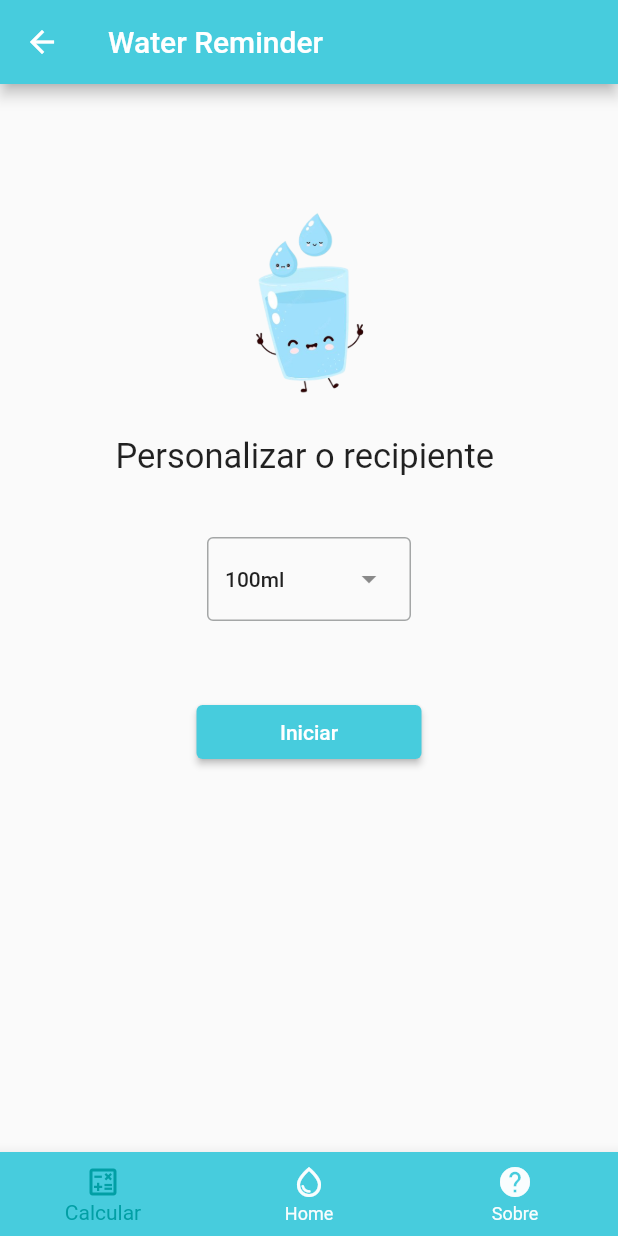
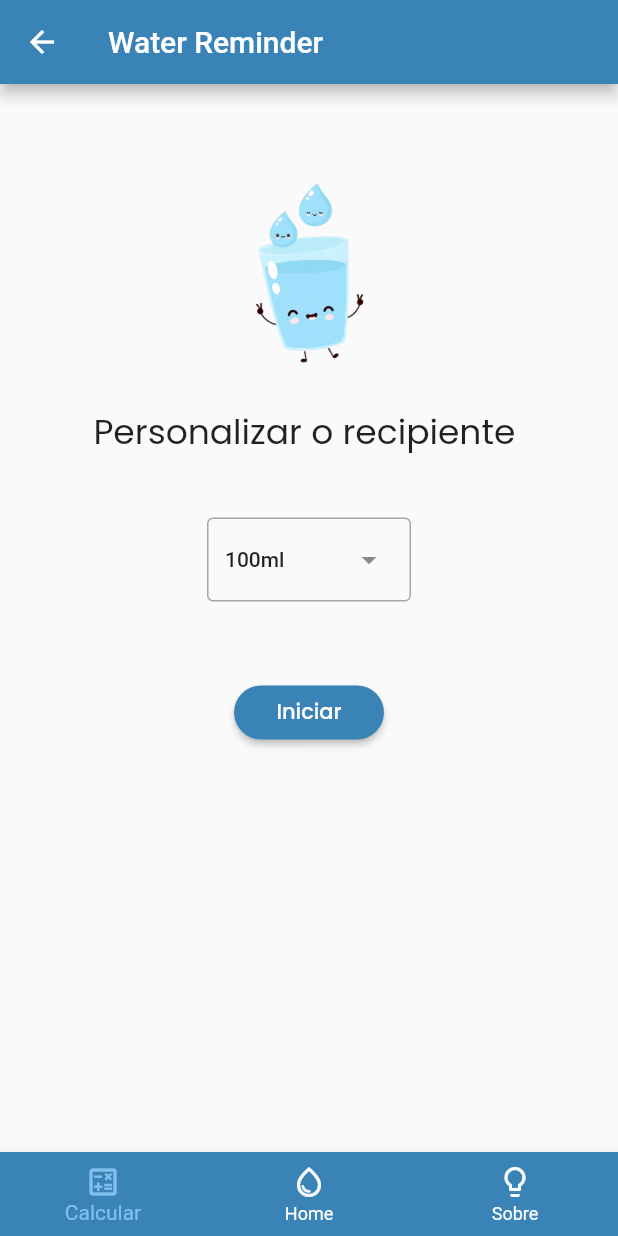
Before and after one commit to Samara-g/Water-Reminder, a Flutter app: the MyHomePage screen opened directly, after a tap on "Entrar", after a tap on "Usar este alvo", on a phone screen of 412 x 824 dp. Run offline on Flutter 3.47's test engine with Material 2 defaults, Android fonts, the phone set to English and light mode, and no system bars; our stand-ins replace google_fonts.

Commit message:
Linkando variáveis

```diff
--- a/lib/calculadora.dart
+++ b/lib/calculadora.dart
@@ -1,5 +1,7 @@
 import 'package:flutter/material.dart';
+import 'package:flutter_application_1/data.dart';
 import 'package:flutter_application_1/menu.dart';
+import 'package:google_fonts/google_fonts.dart';
 
 class Calc extends StatefulWidget {
   const Calc({Key? key}) : super(key: key);
@@ -8,15 +10,14 @@ class Calc extends StatefulWidget {
 }
 
 class _CalcState extends State<Calc> {
-  double _calculo = 0.0;
-  double peso = 0.0;
-  double ml = 35.0;
+  int peso = 0;
+  int ml = 35;
 
   get pesoController => null;
 
-  void _calcAgua(double peso, double ml) {
+  void _calcAgua(int peso, int ml) {
     setState(() {
-      _calculo = peso * ml;
+      calculo = peso * ml;
     });
   }
 
@@ -25,7 +26,7 @@ class _CalcState extends State<Calc> {
     var size;
     return Scaffold(
       appBar: AppBar(
-        backgroundColor: Color.fromRGBO(71, 204, 221, 1),
+        backgroundColor: Color.fromRGBO(58, 131, 183, 1),
         title: Text('Water Reminder'),
       ),
       body: SingleChildScrollView(
@@ -33,7 +34,7 @@ class _CalcState extends State<Calc> {
           mainAxisAlignment: MainAxisAlignment.center,
           children: <Widget>[
             Container(
-              margin: const EdgeInsets.only(top: 70),
+              margin: const EdgeInsets.only(top: 20),
               child: Image(
                 image: AssetImage('assets/cup.png'),
                 height: 150,
@@ -42,9 +43,9 @@ class _CalcState extends State<Calc> {
             Center(
               child: Container(
                 margin: const EdgeInsets.only(top: 10),
-                child: const Text(
+                child: Text(
                   'Descubra seu alvo ',
-                  style: TextStyle(
+                  style: GoogleFonts.poppins(
                     fontSize: 23,
                     fontWeight: FontWeight.w400,
                   ),
@@ -56,57 +57,76 @@ class _CalcState extends State<Calc> {
               width: 300,
               child: new TextField(
                 onChanged: (text) {
-                  peso = double.parse(text);
+                  peso = int.parse(text);
                 },
                 decoration: InputDecoration(
                   hintText: 'Insira seu peso',
+                  hintStyle: GoogleFonts.poppins(),
                   contentPadding: EdgeInsets.all(9.0),
                 ),
               ),
             ),
             Container(
               margin: const EdgeInsets.only(top: 50),
-              child: const Text(
+              child: Text(
                 'Você deve ingerir: ',
-                style: TextStyle(
+                style: GoogleFonts.poppins(
                   fontSize: 15,
                   fontWeight: FontWeight.w400,
                 ),
               ),
             ),
-            Text(
-              '$_calculo',
-              style: Theme.of(context).textTheme.headlineMedium,
+            Container(
+              margin: const EdgeInsets.only(top: 10, bottom: 10),
+              child: Text(
+                '$calculo' 'ml',
+                style: GoogleFonts.poppins(
+                    fontSize: 25,
+                    fontWeight: FontWeight.w300,
+                    color: Color.fromRGBO(0, 0, 0, 1)),
+              ),
             ),
             Container(
                 margin: const EdgeInsets.only(bottom: 40),
-                child: const Text(
-                  'ml/dia',
-                  style: TextStyle(
+                child: Text(
+                  'ao dia',
+                  style: GoogleFonts.poppins(
                     fontSize: 17,
-                    fontWeight: FontWeight.w400,
+                    fontWeight: FontWeight.w300,
                   ),
                 )),
             ElevatedButton(
               style: ButtonStyle(
+                mouseCursor: MaterialStateMouseCursor.clickable,
                 backgroundColor: MaterialStateProperty.all<Color>(
-                    Color.fromRGBO(71, 204, 221, 1)),
+                    Color.fromRGBO(58, 131, 183, 1)),
                 foregroundColor: MaterialStateProperty.all<Color>(
                     Color.fromARGB(255, 255, 255, 255)),
+                shape: MaterialStateProperty.all(
+                  RoundedRectangleBorder(
+                    borderRadius: BorderRadius.circular(30.0),
+                  ),
+                ),
               ),
               onPressed: () {
                 _calcAgua(peso, ml);
               },
-              child: Text('Calcular'),
+              child: Text(
+                'Calcular',
+                style: GoogleFonts.poppins(),
+              ),
             ),
             Container(
-              margin: const EdgeInsets.only(bottom: 10, top: 60),
+              margin: const EdgeInsets.only(bottom: 10, top: 30),
               width: 200,
               child: TextButton(
-                child: Text('Usar este alvo'),
+                child: Text(
+                  'Usar este alvo',
+                  style: GoogleFonts.poppins(),
+                ),
                 style: ButtonStyle(
                   foregroundColor: MaterialStateProperty.all<Color>(
-                      Color.fromRGBO(2, 178, 201, 1)),
+                      Color.fromRGBO(58, 131, 183, 1)),
                 ),
                 onPressed: () {
                   Navigator.pushReplacement<void, void>(
--- a/lib/main.dart
+++ b/lib/main.dart
@@ -1,5 +1,5 @@
 import 'package:flutter/material.dart';
-import 'package:flutter_application_1/welcome.dart';
+import 'package:flutter_application_1/calculadora.dart';
 
 void main() {
   runApp(const MyApp());
@@ -16,7 +16,7 @@ class MyApp extends StatelessWidget {
         colorScheme:
             ColorScheme.fromSeed(seedColor: Color.fromRGBO(58, 169, 183, 1)),
       ),
-      home: const Welcome(),
+      home: const Calc(),
       debugShowCheckedModeBanner: false,
     );
   }
--- a/lib/menu.dart
+++ b/lib/menu.dart
@@ -62,8 +62,8 @@ class _MenuState extends State<Menu> {
       bottomNavigationBar: BottomNavigationBar(
           currentIndex: ReturnOpcaoSelecionada(),
           unselectedItemColor: Color.fromRGBO(255, 255, 255, 0.969),
-          selectedItemColor: Color.fromRGBO(0, 158, 164, 0.98),
-          backgroundColor: Color.fromRGBO(71, 204, 221, 1),
+          selectedItemColor: Color.fromRGBO(129, 192, 237, 1),
+          backgroundColor: Color.fromRGBO(58, 131, 183, 1),
           onTap: (opcao) {
             //  print("clicou $opcao");
 
@@ -81,7 +81,7 @@ class _MenuState extends State<Menu> {
               label: 'Home',
             ),
             BottomNavigationBarItem(
-              icon: Icon(Icons.help),
+              icon: Icon(Icons.lightbulb_outline),
               label: 'Sobre',
             ),
           ]),
--- a/lib/recipiente.dart
+++ b/lib/recipiente.dart
@@ -1,7 +1,7 @@
 import 'package:flutter/material.dart';
+import 'package:flutter_application_1/data.dart';
 import 'package:flutter_application_1/menu.dart';
-
-List<String> list = <String>['100ml', '200ml', '300ml', '400ml'];
+import 'package:google_fonts/google_fonts.dart';
 
 class Rec extends StatefulWidget {
   const Rec({Key? key}) : super(key: key);
@@ -16,7 +16,7 @@ class _RecState extends State<Rec> {
     var size;
     return Scaffold(
       appBar: AppBar(
-        backgroundColor: Color.fromRGBO(71, 204, 221, 1),
+        backgroundColor: Color.fromRGBO(58, 131, 183, 1),
         title: Text('Water Reminder'),
       ),
       body: SingleChildScrollView(
@@ -25,15 +25,15 @@ class _RecState extends State<Rec> {
             mainAxisAlignment: MainAxisAlignment.spaceEvenly,
             children: <Widget>[
               Container(
-                margin: const EdgeInsets.only(top: 70, bottom: 15),
+                margin: const EdgeInsets.only(top: 50, bottom: 15),
                 child: Image(
                   image: AssetImage('assets/cup.png'),
                   height: 150,
                 ),
               ),
-              const Text(
+              Text(
                 'Personalizar o recipiente ',
-                style: TextStyle(
+                style: GoogleFonts.poppins(
                   fontSize: 23,
                   fontWeight: FontWeight.w400,
                 ),
@@ -57,13 +57,19 @@ class _RecState extends State<Rec> {
               ),
               Container(
                 margin: EdgeInsets.only(top: 50),
-                width: 150,
+                width: 100,
                 child: ElevatedButton(
                   style: ButtonStyle(
+                    mouseCursor: MaterialStateMouseCursor.clickable,
                     backgroundColor: MaterialStateProperty.all<Color>(
-                        Color.fromRGBO(71, 204, 221, 1)),
+                        Color.fromRGBO(58, 131, 183, 1)),
                     foregroundColor: MaterialStateProperty.all<Color>(
                         Color.fromARGB(255, 255, 255, 255)),
+                    shape: MaterialStateProperty.all(
+                      RoundedRectangleBorder(
+                        borderRadius: BorderRadius.circular(30.0),
+                      ),
+                    ),
                   ),
                   onPressed: () {
                     Navigator.pushReplacement<void, void>(
@@ -75,7 +81,10 @@ class _RecState extends State<Rec> {
                       ),
                     );
                   },
-                  child: Text('Iniciar'),
+                  child: Text(
+                    'Iniciar',
+                    style: GoogleFonts.poppins(),
+                  ),
                 ),
               ),
               const SizedBox(height: 200),
--- a/lib/welcome.dart
+++ b/lib/welcome.dart
@@ -1,6 +1,6 @@
 import 'package:flutter/material.dart';
-import 'package:flutter_application_1/calculadora.dart';
 import 'package:flutter_application_1/menu.dart';
+import 'package:google_fonts/google_fonts.dart';
 
 class Welcome extends StatelessWidget {
   const Welcome({Key? key}) : super(key: key);
@@ -39,8 +39,8 @@ class _MyHomePageState extends State<MyHomePage> {
         decoration: const BoxDecoration(
             gradient: LinearGradient(
           colors: [
-            Color.fromRGBO(58, 169, 183, 1),
-            Color.fromARGB(210, 130, 236, 210),
+            Color.fromRGBO(58, 131, 183, 1),
+            Color.fromARGB(210, 130, 204, 236),
           ],
         )),
         child: Column(
@@ -48,13 +48,12 @@ class _MyHomePageState extends State<MyHomePage> {
           children: <Widget>[
             Container(
               margin: const EdgeInsets.only(top: 10, bottom: 10),
-              child: const Text(
-                'WATER REMINDER',
-                style: TextStyle(
-                    fontFamily: 'RobotoMono',
-                    fontSize: 23,
+              child: Text(
+                'Water Reminder',
+                style: GoogleFonts.poppins(
+                    fontSize: 25,
                     fontWeight: FontWeight.w400,
-                    color: Color.fromRGBO(255, 255, 255, 1)),
+                    color: Color.fromARGB(255, 255, 255, 255)),
               ),
             ),
             Container(
@@ -73,10 +72,24 @@ class _MyHomePageState extends State<MyHomePage> {
                 style: ButtonStyle(
                   mouseCursor: MaterialStateMouseCursor.clickable,
                   backgroundColor: MaterialStateProperty.all<Color>(
+                      Color.fromRGBO(58, 131, 183, 1)),
+                  foregroundColor: MaterialStateProperty.all<Color>(
+                      Color.fromARGB(255, 255, 255, 255)),
+                  shape: MaterialStateProperty.all(
+                    RoundedRectangleBorder(
+                      borderRadius: BorderRadius.circular(30.0),
+                    ),
+                  ),
+                ),
+
+                /*style: ButtonStyle(
+
+                  mouseCursor: MaterialStateMouseCursor.clickable,
+                  backgroundColor: MaterialStateProperty.all<Color>(
                       Color.fromRGBO(255, 255, 255, 1)),
                   foregroundColor: MaterialStateProperty.all<Color>(
                       Color.fromARGB(255, 0, 113, 121)),
-                ),
+                ),*/
                 onPressed: () {
                   Navigator.pushReplacement<void, void>(
                     context,
@@ -85,7 +98,10 @@ class _MyHomePageState extends State<MyHomePage> {
                     ),
                   );
                 },
-                child: Text('Entrar'),
+                child: Text(
+                  'Entrar',
+                  style: GoogleFonts.poppins(),
+                ),
               ),
             ),
             const SizedBox(height: 40),
--- a/pubspec.yaml
+++ b/pubspec.yaml
@@ -28,8 +28,10 @@ environment:
 # the latest version available on pub.dev. To see which dependencies have newer
 # versions available, run `flutter pub outdated`.
 dependencies:
+  google_fonts: ^6.1.0
   flutter:
     sdk: flutter
+
 
 
 
```
Also changed, not shown: lib/aboutpage.dart (+31 -5 lines), lib/data.dart (added, +40 -0 lines), lib/lembrete.dart (+15 -8 lines), pubspec.lock, 1 other file.
